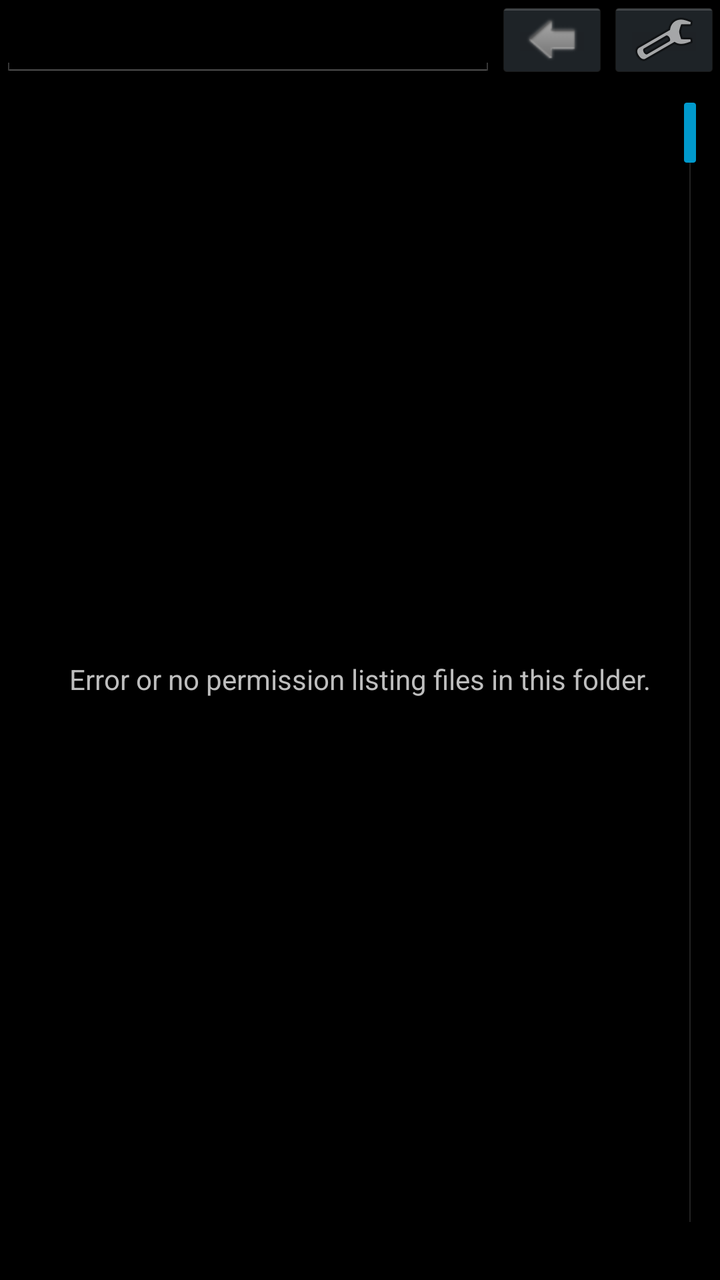
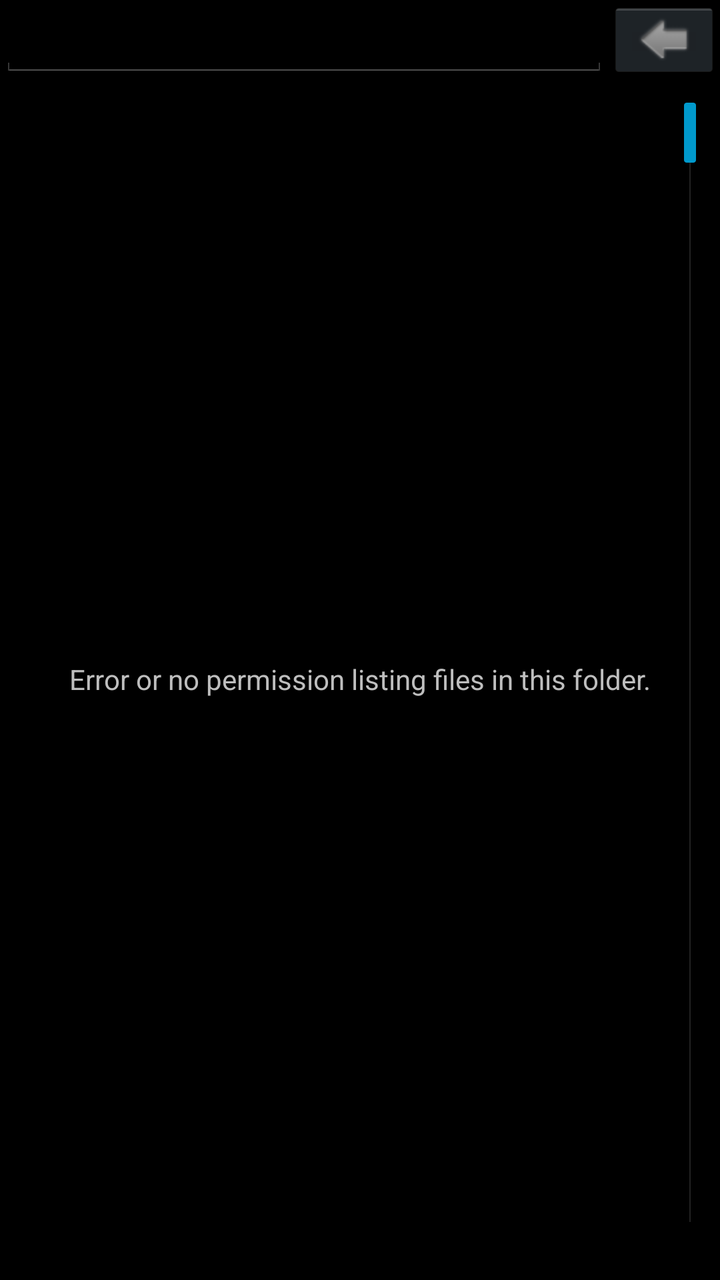

Two renders of the same Android screen: before a commit and after it. Below are the layout's source before the change and the commit's diff.
<!-- AndroidManifest.xml: application theme DarkTheme -->
<!-- res/layout/file_browser.xml -->
<?xml version="1.0" encoding="utf-8"?>
<LinearLayout android:orientation="vertical" android:layout_width="match_parent" android:layout_height="match_parent"
  xmlns:android="http://schemas.android.com/apk/res/android"
  android:fitsSystemWindows="true">
    <LinearLayout android:orientation="horizontal" android:layout_width="match_parent" android:layout_height="wrap_content">
        <EditText android:id="@id/path" android:layout_width="match_parent" android:layout_height="wrap_content" android:singleLine="true" android:layout_weight="1.0" android:inputType="text" android:imeOptions="actionGo" />
        <ImageButton android:id="@id/parent_dir" android:layout_width="wrap_content" android:layout_height="match_parent" android:src="@drawable/ic_btn_up_dir" android:layout_weight="0.0" />
        <ImageButton android:id="@id/menu_settings" android:layout_width="wrap_content" android:layout_height="match_parent" android:src="@android:drawable/ic_menu_preferences" android:layout_weight="0.0" />
    </LinearLayout>
    <FrameLayout android:layout_width="match_parent" android:layout_height="0.0dp" android:layout_weight="1.0">
        <ListView android:id="@android:id/list" android:layout_width="match_parent" android:layout_height="match_parent" android:textFilterEnabled="true" android:fastScrollEnabled="true" />
        <TextView android:gravity="center" android:id="@android:id/empty" android:layout_width="match_parent" android:layout_height="match_parent" android:text="@string/error_listing_files" />
    </FrameLayout>
</LinearLayout>
<!-- resources referenced by this layout -->
<resources>
  <!-- drawable ic_btn_up_dir: png bitmap (drawable-hdpi-v4, 1070 bytes) -->
  <string name="error_listing_files">Error or no permission listing files in this folder.</string>
  <style name="DarkTheme" parent="@android:style/Theme.DeviceDefault.Light.DarkActionBar">
          <item name="android:windowBackground">#ff000000</item>
          <item name="android:statusBarColor">#ff000000</item>
          <item name="android:windowDrawsSystemBarBackgrounds">true</item>
          <item name="android:windowFullscreen">true</item>
      </style>
</resources>

<!-- the commit's change to res/layout/file_browser.xml (unified diff, before → after) -->
@@ -1,11 +1,9 @@
 <?xml version="1.0" encoding="utf-8"?>
 <LinearLayout android:orientation="vertical" android:layout_width="match_parent" android:layout_height="match_parent"
-  xmlns:android="http://schemas.android.com/apk/res/android"
-  android:fitsSystemWindows="true">
+  xmlns:android="http://schemas.android.com/apk/res/android">
     <LinearLayout android:orientation="horizontal" android:layout_width="match_parent" android:layout_height="wrap_content">
         <EditText android:id="@id/path" android:layout_width="match_parent" android:layout_height="wrap_content" android:singleLine="true" android:layout_weight="1.0" android:inputType="text" android:imeOptions="actionGo" />
         <ImageButton android:id="@id/parent_dir" android:layout_width="wrap_content" android:layout_height="match_parent" android:src="@drawable/ic_btn_up_dir" android:layout_weight="0.0" />
-        <ImageButton android:id="@id/menu_settings" android:layout_width="wrap_content" android:layout_height="match_parent" android:src="@android:drawable/ic_menu_preferences" android:layout_weight="0.0" />
     </LinearLayout>
     <FrameLayout android:layout_width="match_parent" android:layout_height="0.0dp" android:layout_weight="1.0">
         <ListView android:id="@android:id/list" android:layout_width="match_parent" android:layout_height="match_parent" android:textFilterEnabled="true" android:fastScrollEnabled="true" />
